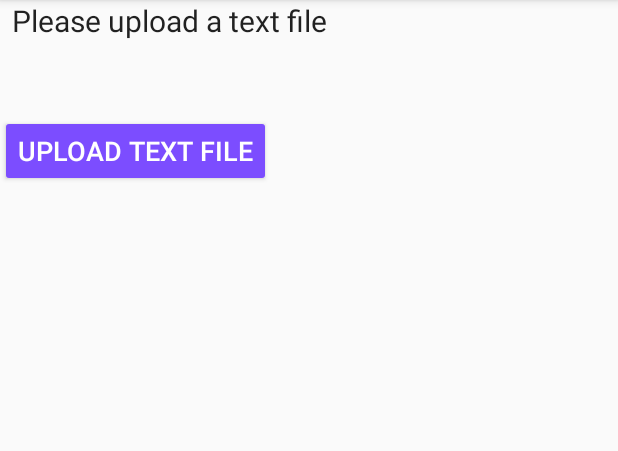
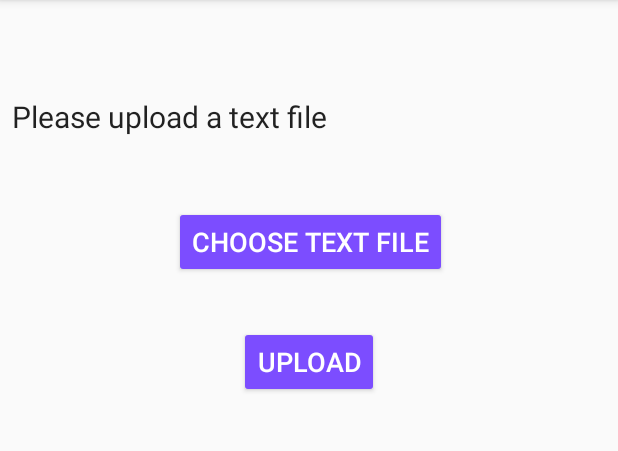
Before and after one commit to syazdan25/ReviewAnalysisApp, an Android app: the screen it shows after launch (FileUpload), after a tap on "ANALYZE MULTIPLE REVIEWS", on a phone screen of 412 x 824 dp, the part 84-535 px from its top. Run offline under Robolectric (Android 15) with nearby library versions, the phone set to English and light mode, and no system bars; our stand-ins replace Firebase (no records; nobody signed in at launch, a user with empty details on screens opened directly).

Commit message:
Integrating FireBase

```diff
--- a/app/build.gradle
+++ b/app/build.gradle
@@ -27,5 +27,10 @@ dependencies {
     compile files('libs/java-sdk-3.3.1-jar-with-dependencies.jar')
     compile 'com.android.support:appcompat-v7:25.3.0'
     compile 'com.android.support.constraint:constraint-layout:1.0.2'
+    compile 'com.google.firebase:firebase-storage:10.0.1'
+    compile 'com.google.firebase:firebase-auth:10.0.1'
     testCompile 'junit:junit:4.12'
 }
+
+
+apply plugin: 'com.google.gms.google-services'
--- a/app/src/main/java/com/yazdani25gmail/shama/reviewanalysisapp/FileUpload.java
+++ b/app/src/main/java/com/yazdani25gmail/shama/reviewanalysisapp/FileUpload.java
@@ -1,13 +1,124 @@
 package com.yazdani25gmail.shama.reviewanalysisapp;
 
+import android.app.ProgressDialog;
+import android.content.Intent;
+import android.net.Uri;
+import android.os.AsyncTask;
+import android.support.annotation.NonNull;
 import android.support.v7.app.AppCompatActivity;
 import android.os.Bundle;
+import android.view.View;
+import android.widget.Button;
+import android.widget.EditText;
+import android.widget.ImageView;
+import android.widget.TextView;
+import android.widget.Toast;
+
+import com.google.android.gms.tasks.OnFailureListener;
+import com.google.android.gms.tasks.OnSuccessListener;
+import com.google.firebase.storage.FirebaseStorage;
+import com.google.firebase.storage.OnProgressListener;
+import com.google.firebase.storage.StorageReference;
+import com.google.firebase.storage.UploadTask;
+import com.ibm.watson.developer_cloud.alchemy.v1.AlchemyLanguage;
+import com.ibm.watson.developer_cloud.alchemy.v1.model.DocumentSentiment;
+
+import java.util.HashMap;
+import java.util.Map;
 
 public class FileUpload extends AppCompatActivity {
+
+    public static int PICKFILE_RESULT_CODE=234;
+    TextView textView3;
+    Button bChoose;
+    Button bUpload;
+    String sentiment;
+    private Uri filePath;
+    private StorageReference mStorageRef;
+
+    @Override
+    protected void onActivityResult(int requestCode, int resultCode, Intent data) {
+        super.onActivityResult(requestCode, resultCode, data);
+
+        if(requestCode==PICKFILE_RESULT_CODE && requestCode== RESULT_OK && data != null && data.getData() != null){
+            filePath= data.getData();
+
+        }
+    }
+
+    //File Chooser Method
+    private void showFilechooser(){
+        Intent intentTxt = new Intent(Intent.ACTION_GET_CONTENT);
+        intentTxt.setType("text/plain");
+        intentTxt.addCategory(Intent.CATEGORY_OPENABLE);
+        startActivityForResult(Intent.createChooser(intentTxt,"Select .txt file"),PICKFILE_RESULT_CODE);
+
+    }
+
+    private void uploadFile(){
+
+        if(filePath !=null) {
+
+            final ProgressDialog pd= new ProgressDialog(this);
+            pd.setTitle("Uploading....");
+
+            StorageReference riversRef = mStorageRef.child("file/review.txt");
+
+            riversRef.putFile(filePath)
+                    .addOnSuccessListener(new OnSuccessListener<UploadTask.TaskSnapshot>() {
+                        @Override
+                        public void onSuccess(UploadTask.TaskSnapshot taskSnapshot) {
+                            pd.dismiss();
+                            Toast.makeText(getApplicationContext(),"File Uploaded", Toast.LENGTH_LONG).show();
+
+                        }
+                    })
+                    .addOnFailureListener(new OnFailureListener() {
+                        @Override
+                        public void onFailure(@NonNull Exception exception) {
+                            pd.dismiss();
+                            Toast.makeText(getApplicationContext(),exception.getMessage(), Toast.LENGTH_LONG).show();
+                        }
+                    });
+        }else{
+            //error
+        }
+
+    }
+
 
     @Override
     protected void onCreate(Bundle savedInstanceState) {
         super.onCreate(savedInstanceState);
         setContentView(R.layout.activity_file_upload);
+
+        //initializing the UI parameters
+        textView3 = (TextView) findViewById(R.id.textView2);
+        bChoose = (Button) findViewById(R.id.button4);
+        bUpload = (Button) findViewById(R.id.button5);
+
+        //storage reference
+        mStorageRef = FirebaseStorage.getInstance().getReference();
+
+        //File Chooser Button
+        bChoose.setOnClickListener(new View.OnClickListener() {@Override
+
+        public void onClick(View v) {
+            //open file chooser
+            showFilechooser();
+        }
+        });
+
+        //File upload Button
+        bUpload.setOnClickListener(new View.OnClickListener() {@Override
+
+        public void onClick(View v) {
+            //open file chooser
+            uploadFile();
+        }
+        });
+
+
+
     }
 }
--- a/app/src/main/res/layout/activity_file_upload.xml
+++ b/app/src/main/res/layout/activity_file_upload.xml
@@ -14,16 +14,37 @@
         android:layout_height="wrap_content"
         android:text="Please upload a text file"
         tools:layout_editor_absoluteX="90dp"
-        tools:layout_editor_absoluteY="36dp" />
+        app:layout_constraintTop_toTopOf="@+id/guideline11"
+        android:layout_marginTop="44dp" />
 
     <Button
         android:id="@+id/button4"
         style="@style/Widget.AppCompat.Button.Colored"
-        android:textSize="18sp"
         android:layout_width="wrap_content"
         android:layout_height="wrap_content"
-        android:text="Upload text file"
-        tools:layout_editor_absoluteX="116dp"
-        android:layout_marginTop="49dp"
-        app:layout_constraintTop_toBottomOf="@+id/textView2" />
+        android:layout_marginTop="46dp"
+        android:text="Choose text file"
+        android:textSize="18sp"
+        app:layout_constraintTop_toBottomOf="@+id/textView2"
+        android:layout_marginLeft="116dp"
+        app:layout_constraintLeft_toLeftOf="parent" />
+
+    <Button
+        android:id="@+id/button5"
+        style="@style/Widget.AppCompat.Button.Colored"
+        android:layout_width="wrap_content"
+        android:layout_height="wrap_content"
+        android:layout_marginTop="32dp"
+        android:text="Upload"
+        android:textSize="18sp"
+        app:layout_constraintTop_toBottomOf="@+id/button4"
+        android:layout_marginLeft="159dp"
+        app:layout_constraintLeft_toLeftOf="parent" />
+
+    <android.support.constraint.Guideline
+        android:layout_width="wrap_content"
+        android:layout_height="wrap_content"
+        android:id="@+id/guideline11"
+        app:layout_constraintGuide_begin="20dp"
+        android:orientation="horizontal" />
 </android.support.constraint.ConstraintLayout>
```
Also changed, not shown: app/src/main/java/com/yazdani25gmail/shama/reviewanalysisapp/MainActivity.java (+0 -11 lines).
